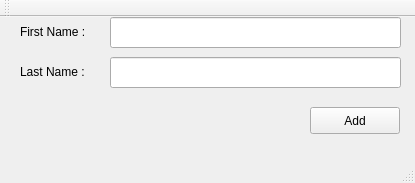
The window that hashmapmaingui.ui (eusgeka/XperimentalHashAlgorithm) describes before a commit, drawn with Qt 5.
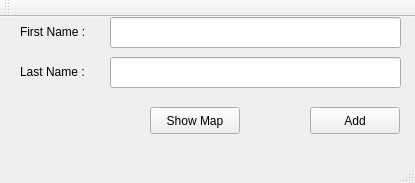
The same window after the commit.

What changed in the file:
```diff
--- a/hashmapmaingui.ui
+++ b/hashmapmaingui.ui
@@ -76,6 +76,19 @@
      <string>Last Name :</string>
     </property>
    </widget>
+   <widget class="QPushButton" name="btnShowMap">
+    <property name="geometry">
+     <rect>
+      <x>150</x>
+      <y>90</y>
+      <width>90</width>
+      <height>27</height>
+     </rect>
+    </property>
+    <property name="text">
+     <string>Show Map</string>
+    </property>
+   </widget>
   </widget>
   <widget class="QMenuBar" name="menuBar">
    <property name="geometry">
```
